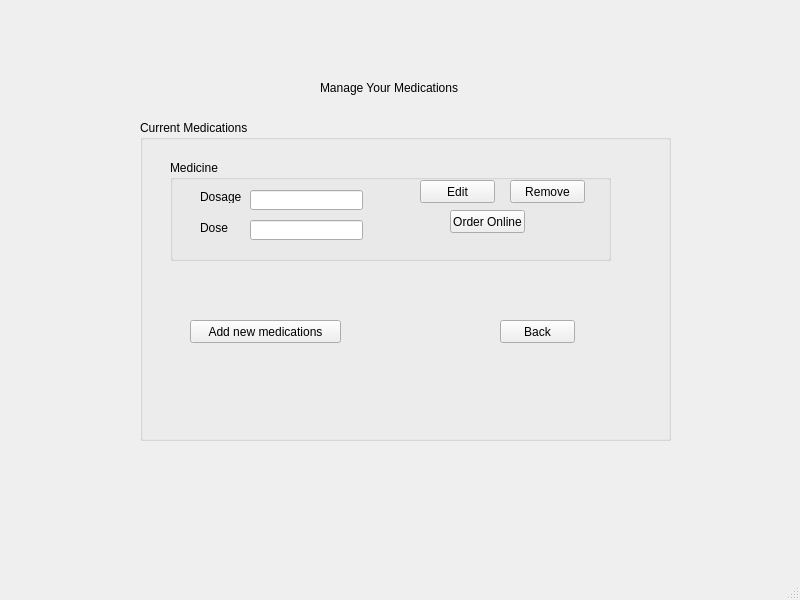
This is Screens/manage_medications.ui in Ghulam-Mustafa08291/IlajNow as Qt 5 draws it before an edit. The edited form follows.
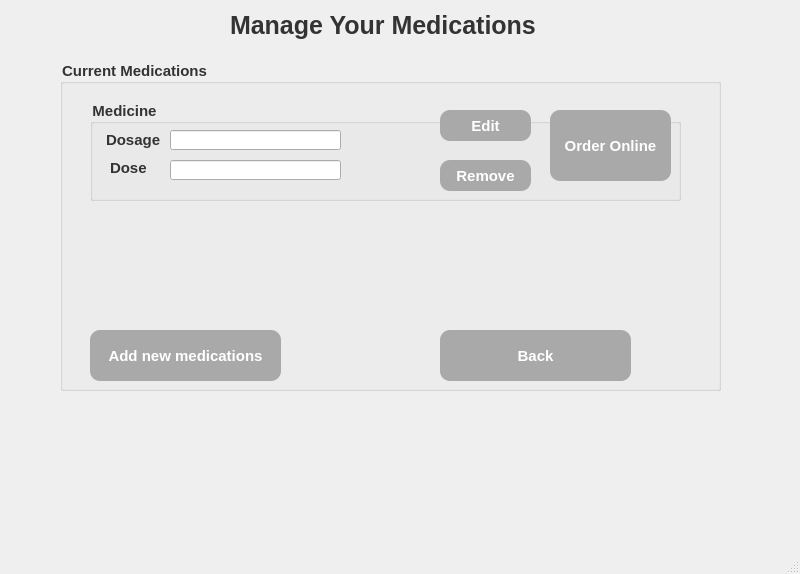
This is the edited form.

Commit message: styled the screens a bit

Patch:
```diff
--- a/Screens/manage_medications.ui
+++ b/Screens/manage_medications.ui
@@ -7,7 +7,7 @@
     <x>0</x>
     <y>0</y>
     <width>800</width>
-    <height>600</height>
+    <height>574</height>
    </rect>
   </property>
   <property name="windowTitle">
@@ -17,12 +17,18 @@
    <widget class="QLabel" name="label">
     <property name="geometry">
      <rect>
-      <x>320</x>
-      <y>80</y>
-      <width>191</width>
-      <height>16</height>
+      <x>230</x>
+      <y>-10</y>
+      <width>351</width>
+      <height>71</height>
      </rect>
     </property>
+    <property name="styleSheet">
+     <string notr="true">color:#333333;
+font-size:25px;
+font-weight:bold;
+</string>
+    </property>
     <property name="text">
      <string>Manage Your Medications</string>
     </property>
@@ -30,12 +36,18 @@
    <widget class="QGroupBox" name="groupBox">
     <property name="geometry">
      <rect>
-      <x>140</x>
-      <y>120</y>
-      <width>531</width>
-      <height>321</height>
+      <x>60</x>
+      <y>60</y>
+      <width>661</width>
+      <height>331</height>
      </rect>
     </property>
+    <property name="styleSheet">
+     <string notr="true">color:#333333;
+font-size:15px;
+font-weight:bold;
+</string>
+    </property>
     <property name="title">
      <string>Current Medications</string>
     </property>
@@ -44,7 +56,7 @@
       <rect>
        <x>30</x>
        <y>40</y>
-       <width>441</width>
+       <width>591</width>
        <height>101</height>
       </rect>
      </property>
@@ -54,10 +66,10 @@
      <widget class="QLabel" name="label_2">
       <property name="geometry">
        <rect>
-        <x>30</x>
+        <x>16</x>
         <y>30</y>
-        <width>47</width>
-        <height>13</height>
+        <width>61</width>
+        <height>20</height>
        </rect>
       </property>
       <property name="text">
@@ -67,7 +79,7 @@
      <widget class="QLabel" name="label_3">
       <property name="geometry">
        <rect>
-        <x>30</x>
+        <x>20</x>
         <y>60</y>
         <width>47</width>
         <height>16</height>
@@ -82,7 +94,7 @@
        <rect>
         <x>80</x>
         <y>30</y>
-        <width>113</width>
+        <width>171</width>
         <height>20</height>
        </rect>
       </property>
@@ -92,7 +104,7 @@
        <rect>
         <x>80</x>
         <y>60</y>
-        <width>113</width>
+        <width>171</width>
         <height>20</height>
        </rect>
       </property>
@@ -100,12 +112,18 @@
      <widget class="QPushButton" name="pushButton">
       <property name="geometry">
        <rect>
-        <x>250</x>
-        <y>20</y>
-        <width>75</width>
-        <height>23</height>
+        <x>350</x>
+        <y>10</y>
+        <width>91</width>
+        <height>31</height>
        </rect>
       </property>
+      <property name="styleSheet">
+       <string notr="true">background-color:darkgray;
+color:white;
+border-radius:10px;
+</string>
+      </property>
       <property name="text">
        <string>Edit</string>
       </property>
@@ -113,12 +131,18 @@
      <widget class="QPushButton" name="pushButton_2">
       <property name="geometry">
        <rect>
-        <x>340</x>
-        <y>20</y>
-        <width>75</width>
-        <height>23</height>
+        <x>350</x>
+        <y>60</y>
+        <width>91</width>
+        <height>31</height>
        </rect>
       </property>
+      <property name="styleSheet">
+       <string notr="true">background-color:darkgray;
+color:white;
+border-radius:10px;
+</string>
+      </property>
       <property name="text">
        <string>Remove</string>
       </property>
@@ -126,12 +150,18 @@
      <widget class="QPushButton" name="pushButton_3">
       <property name="geometry">
        <rect>
-        <x>280</x>
-        <y>50</y>
-        <width>75</width>
-        <height>23</height>
+        <x>460</x>
+        <y>10</y>
+        <width>121</width>
+        <height>71</height>
        </rect>
       </property>
+      <property name="styleSheet">
+       <string notr="true">background-color:darkgray;
+color:white;
+border-radius:10px;
+</string>
+      </property>
       <property name="text">
        <string>Order Online</string>
       </property>
@@ -140,12 +170,18 @@
     <widget class="QPushButton" name="pushButton_4">
      <property name="geometry">
       <rect>
-       <x>50</x>
-       <y>200</y>
-       <width>151</width>
-       <height>23</height>
+       <x>30</x>
+       <y>270</y>
+       <width>191</width>
+       <height>51</height>
       </rect>
      </property>
+     <property name="styleSheet">
+      <string notr="true">background-color:darkgray;
+color:white;
+border-radius:10px;
+</string>
+     </property>
      <property name="text">
       <string>Add new medications</string>
      </property>
@@ -153,12 +189,18 @@
     <widget class="QPushButton" name="pushButton_5">
      <property name="geometry">
       <rect>
-       <x>360</x>
-       <y>200</y>
-       <width>75</width>
-       <height>23</height>
+       <x>380</x>
+       <y>270</y>
+       <width>191</width>
+       <height>51</height>
       </rect>
      </property>
+     <property name="styleSheet">
+      <string notr="true">background-color:darkgray;
+color:white;
+border-radius:10px;
+</string>
+     </property>
      <property name="text">
       <string>Back</string>
      </property>
```
Left out of the diff: 2 changed lines with no effect on the pictures. The commit also changes 2 other files.
